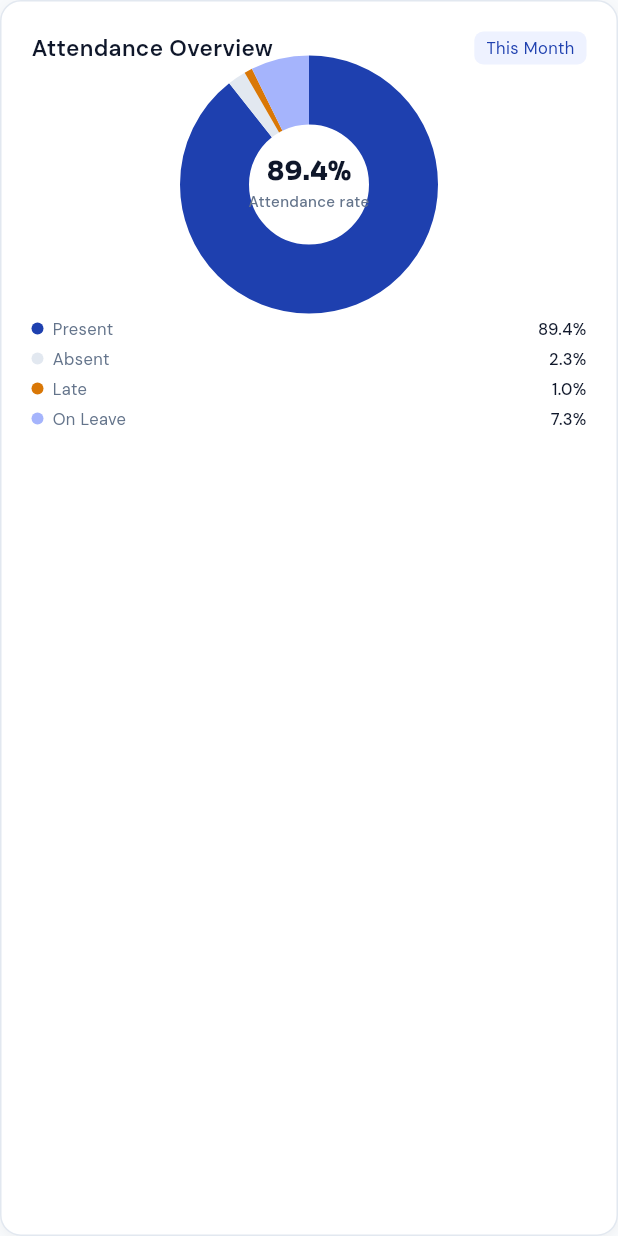
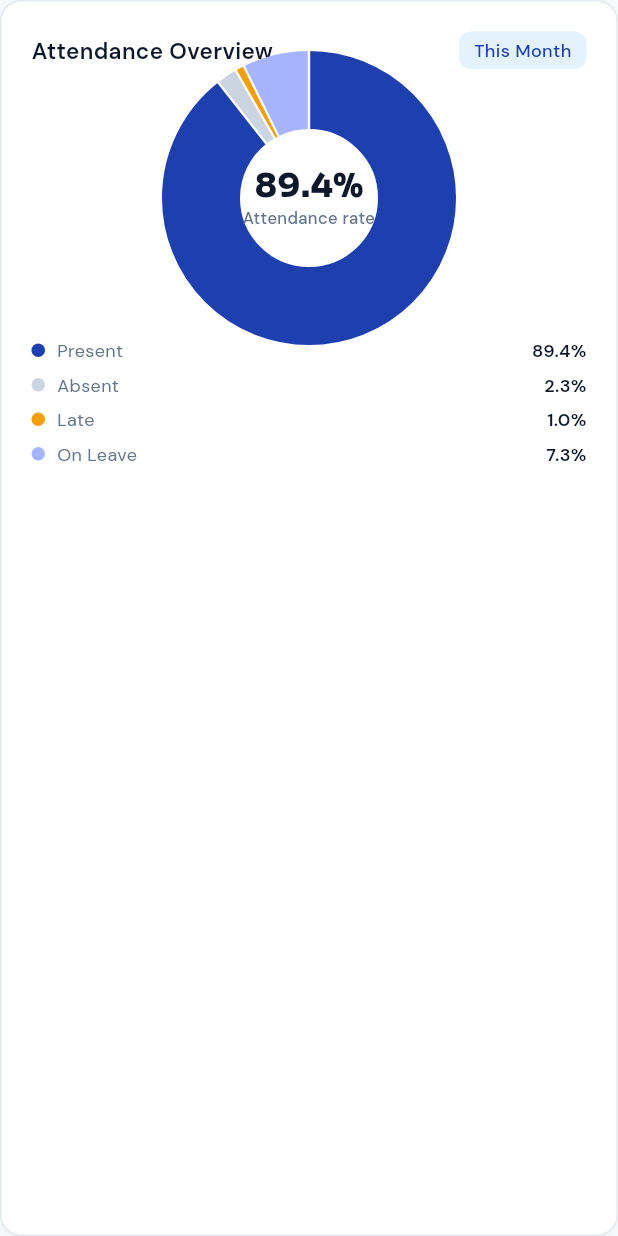
Before and after one commit to tintwym/novora_flutter, a Flutter app: the AttendanceOverviewChart widget shown alone on an empty page, opened directly with empty values, on a phone screen of 412 x 824 dp. Run offline on Flutter 3.47's test engine with Material 3 defaults, Android fonts, the light colour scheme and no system bars; drawn by our look-alikes of fl_chart; our stand-ins replace cookie_jar, dio, dio_cookie_manager, flutter_dotenv, flutter_secure_storage, google_fonts and 1 more; accounts and stored records are empty; network calls fail.

Commit message:
Fix UI codes

```diff
--- a/lib/data/services/dashboard_service.dart
+++ b/lib/data/services/dashboard_service.dart
@@ -662,44 +662,35 @@ class DashboardService {
     periodLabel: 'May 2025 ▾',
   );
 
-  /// Mock counts match the original dashboard demo; legend % and donut are derived so they sum to 100%.
-  static List<AttendanceSliceModel> _mockAttendance() {
-    const p = 968, a = 25, l = 11, ol = 79;
-    const t = p + a + l + ol;
-    String pct(int c) => '${(100 * c / t).toStringAsFixed(1)}%';
-    return [
+  /// Mock attendance matches dashboard design (89.4% present center rate).
+  static List<AttendanceSliceModel> _mockAttendance() => const [
     AttendanceSliceModel(
       label: 'Present',
-        value: p.toDouble(),
-        displayPercent: pct(p),
+      value: 89.4,
+      displayPercent: '89.4%',
       color: AppColors.primary,
     ),
     AttendanceSliceModel(
       label: 'Absent',
-        value: a.toDouble(),
-        displayPercent: pct(a),
-        color: AppColors.border,
+      value: 2.3,
+      displayPercent: '2.3%',
+      color: Color(0xFFCBD5E1),
     ),
     AttendanceSliceModel(
       label: 'Late',
-        value: l.toDouble(),
-        displayPercent: pct(l),
-        color: AppColors.warning,
+      value: 1.0,
+      displayPercent: '1.0%',
+      color: Color(0xFFF59E0B),
     ),
     AttendanceSliceModel(
       label: 'On Leave',
-        value: ol.toDouble(),
-        displayPercent: pct(ol),
+      value: 7.3,
+      displayPercent: '7.3%',
       color: AppColors.purple4,
     ),
   ];
-  }
 
-  static double _mockAttendanceCenterRate() {
-    const p = 968, a = 25, l = 11, ol = 79;
-    const t = p + a + l + ol;
-    return (100 * p / t);
-  }
+  static double _mockAttendanceCenterRate() => 89.4;
 
   static const List<FlSpot> _defaultGrowthSpots = [
     FlSpot(0, 680),
--- a/lib/features/dashboard/widgets/dept_chart.dart
+++ b/lib/features/dashboard/widgets/dept_chart.dart
@@ -12,6 +12,21 @@ class AttendanceOverviewChart extends StatelessWidget {
 
   final DashboardRepository repository;
 
+  static const _sliceColors = {
+    'present': AppColors.brandBlueDeep,
+    'absent': Color(0xFFCBD5E1),
+    'late': Color(0xFFF59E0B),
+    'on leave': Color(0xFFA5B4FC),
+  };
+
+  static Color _colorForLabel(String label, Color fallback) {
+    final key = label.toLowerCase();
+    for (final entry in _sliceColors.entries) {
+      if (key.contains(entry.key)) return entry.value;
+    }
+    return fallback;
+  }
+
   @override
   Widget build(BuildContext context) {
     final attData = repository.attendanceSlices;
@@ -20,8 +35,8 @@ class AttendanceOverviewChart extends StatelessWidget {
         .map(
           (d) => PieChartSectionData(
             value: d.value,
-            color: d.color,
-            radius: 46,
+            color: _colorForLabel(d.label, d.color),
+            radius: 52,
             showTitle: false,
           ),
         )
@@ -31,11 +46,13 @@ class AttendanceOverviewChart extends StatelessWidget {
             PieChartSectionData(
               value: 1,
               color: AppColors.border.withValues(alpha: 0.4),
-              radius: 46,
+              radius: 52,
               showTitle: false,
             ),
           ]
         : pieSections;
+
+    final centerRate = repository.attendanceOverviewRate;
 
     return _DashboardSectionCard(
       child: Column(
@@ -53,59 +70,60 @@ class AttendanceOverviewChart extends StatelessWidget {
               ),
               const Spacer(),
               Container(
-                padding: const EdgeInsets.symmetric(horizontal: 8, vertical: 3),
+                padding: const EdgeInsets.symmetric(horizontal: 10, vertical: 4),
                 decoration: BoxDecoration(
-                  color: const Color(0xFFEEF2FF),
-                  borderRadius: BorderRadius.circular(6),
+                  color: const Color(0xFFE3F2FD),
+                  borderRadius: BorderRadius.circular(8),
                 ),
                 child: Text(
                   'This Month',
                   style: GoogleFonts.dmSans(
-                    fontSize: 11,
+                    fontSize: 12,
                     color: AppColors.primary,
+                    fontWeight: FontWeight.w500,
                   ),
                 ),
               ),
             ],
           ),
-          const SizedBox(height: 16),
+          const SizedBox(height: 12),
           SizedBox(
-            height: 128,
+            height: 148,
             child: Stack(
               alignment: Alignment.center,
               children: [
                 PieChart(
                   PieChartData(
                     sections: chartSections,
-                    centerSpaceRadius: 40,
-                    sectionsSpace: 0,
+                    centerSpaceRadius: 46,
+                    sectionsSpace: 1.5,
                     startDegreeOffset: -90,
                   ),
                 ),
                 Padding(
-                  padding: const EdgeInsets.symmetric(horizontal: 8),
+                  padding: const EdgeInsets.symmetric(horizontal: 12),
                   child: Column(
                     mainAxisSize: MainAxisSize.min,
                     children: [
                       FittedBox(
                         fit: BoxFit.scaleDown,
                         child: Text(
-                          '${repository.attendanceOverviewRate.toStringAsFixed(1)}%',
+                          '${centerRate.toStringAsFixed(1)}%',
                           maxLines: 1,
                           style: GoogleFonts.sora(
-                            fontSize: 17,
+                            fontSize: 22,
                             fontWeight: FontWeight.w800,
                             color: AppColors.navy,
                             height: 1.05,
                           ),
                         ),
                       ),
-                      const SizedBox(height: 6),
+                      const SizedBox(height: 4),
                       Text(
                         'Attendance rate',
                         textAlign: TextAlign.center,
                         style: GoogleFonts.dmSans(
-                          fontSize: 10,
+                          fontSize: 11,
                           fontWeight: FontWeight.w500,
                           color: AppColors.textMuted,
                           height: 1.2,
@@ -117,7 +135,7 @@ class AttendanceOverviewChart extends StatelessWidget {
               ],
             ),
           ),
-          const SizedBox(height: 22),
+          const SizedBox(height: 16),
           ...attData.map(_sliceRow),
         ],
       ),
@@ -125,21 +143,22 @@ class AttendanceOverviewChart extends StatelessWidget {
   }
 
   Widget _sliceRow(AttendanceSliceModel d) {
+    final dotColor = _colorForLabel(d.label, d.color);
     return Padding(
-      padding: const EdgeInsets.symmetric(vertical: 2),
+      padding: const EdgeInsets.symmetric(vertical: 3),
       child: Row(
         children: [
           Container(
-            width: 8,
-            height: 8,
-            decoration: BoxDecoration(color: d.color, shape: BoxShape.circle),
+            width: 9,
+            height: 9,
+            decoration: BoxDecoration(color: dotColor, shape: BoxShape.circle),
           ),
-          const SizedBox(width: 6),
+          const SizedBox(width: 8),
           Expanded(
             child: Text(
               d.label,
               style: GoogleFonts.dmSans(
-                fontSize: 11,
+                fontSize: 12,
                 color: AppColors.textMuted,
               ),
             ),
@@ -147,8 +166,8 @@ class AttendanceOverviewChart extends StatelessWidget {
           Text(
             d.displayPercent,
             style: GoogleFonts.dmSans(
-              fontSize: 11,
-              fontWeight: FontWeight.w500,
+              fontSize: 12,
+              fontWeight: FontWeight.w600,
               color: AppColors.navy,
             ),
           ),
--- a/lib/main.dart
+++ b/lib/main.dart
@@ -26,9 +26,9 @@ import 'features/training/screens/training_list_screen.dart';
 Future<void> main() async {
   WidgetsFlutterBinding.ensureInitialized();
   try {
-    await dotenv.load(fileName: '.env');
+    await dotenv.load(fileName: '.env.example');
   } catch (_) {
-    // `.env` may be absent locally; ApiClient falls back to localhost.
+    // Asset missing in some builds; ApiClient falls back to localhost / dart-define.
   }
   await LocalStorage.init();
   await ApiClient.initPersistence();
--- a/pubspec.yaml
+++ b/pubspec.yaml
@@ -68,7 +68,9 @@ flutter:
   uses-material-design: true
 
   assets:
-    - .env
+    # Committed template (`.env` is gitignored). Override at build time via
+    # `--dart-define=API_BASE_URL=…` or copy `.env.example` → `.env` locally.
+    - .env.example
     - assets/images/
     - assets/icons/
     # Bundled with the app so Web / strict asset resolution can resolve font files
```
Also changed, not shown: lib/features/dashboard/screens/dashboard_screen.dart (+12 -7 lines), lib/features/dashboard/widgets/growth_chart.dart (+59 -25 lines), 1 other file. Lines whose indentation alone changed are shown as unchanged.
